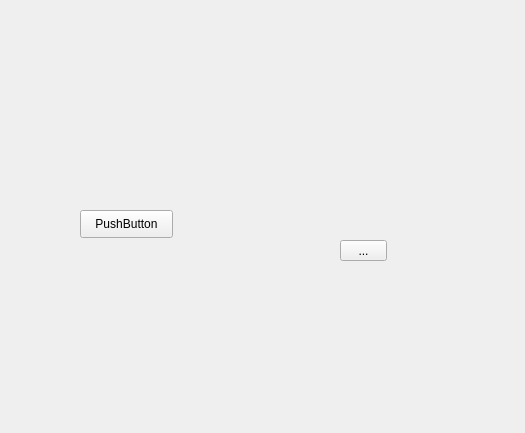
Above: QQdemo/testform.ui from Mine268/chatroom_qt before the change. Below: the same form after it.
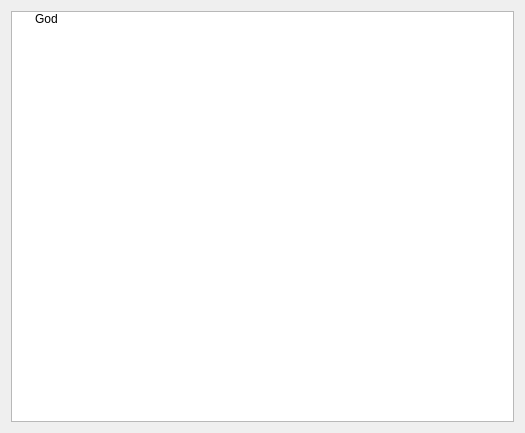
That is the form after the change.

```diff
--- a/QQdemo/testform.ui
+++ b/QQdemo/testform.ui
@@ -13,32 +13,25 @@
   <property name="windowTitle">
    <string>Form</string>
   </property>
-  <widget class="QPushButton" name="pushButton">
-   <property name="geometry">
-    <rect>
-     <x>80</x>
-     <y>210</y>
-     <width>93</width>
-     <height>28</height>
-    </rect>
-   </property>
+  <layout class="QVBoxLayout" name="verticalLayout">
+   <item>
+    <widget class="QTreeWidget" name="treeWidget">
+     <attribute name="headerVisible">
+      <bool>false</bool>
+     </attribute>
+     <column>
    <property name="text">
-    <string>PushButton</string>
-   </property>
-  </widget>
-  <widget class="QToolButton" name="toolButton">
-   <property name="geometry">
-    <rect>
-     <x>340</x>
-     <y>240</y>
-     <width>47</width>
-     <height>21</height>
-    </rect>
-   </property>
+       <string>1</string>
+      </property>
+     </column>
+     <item>
    <property name="text">
-    <string>...</string>
-   </property>
-  </widget>
+       <string>God</string>
+      </property>
+     </item>
+    </widget>
+   </item>
+  </layout>
  </widget>
  <resources/>
  <connections/>
```
Lines whose indentation alone changed are shown as unchanged.
